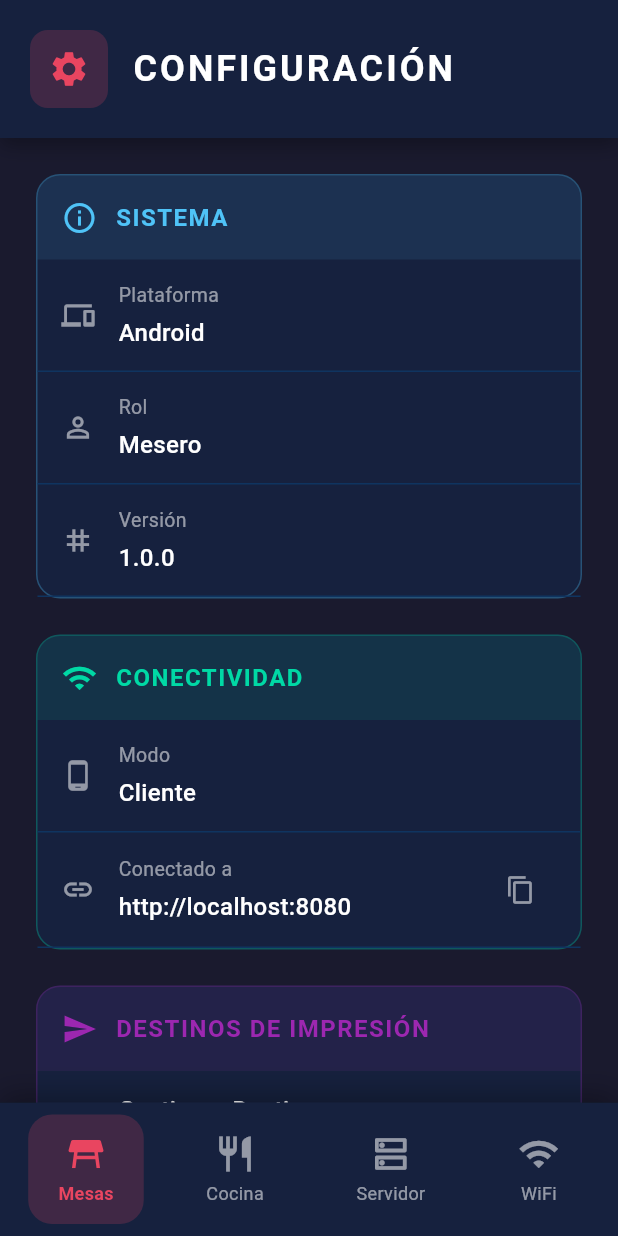
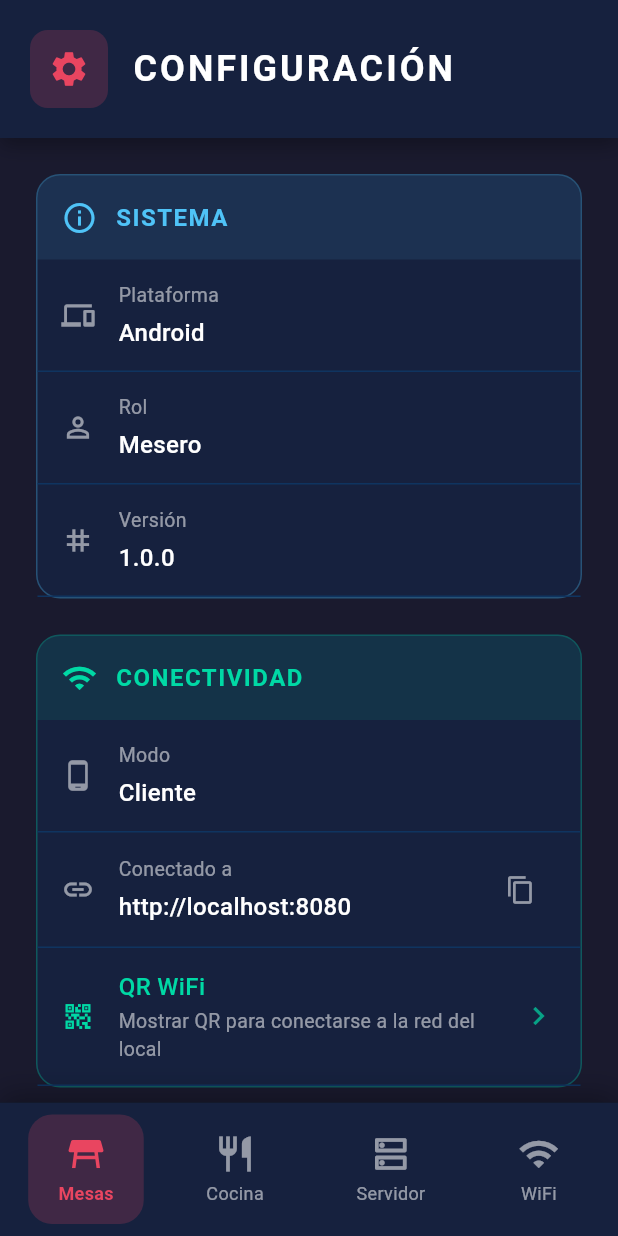
Before and after one commit to gabbocss/caja_DQ, a Flutter app: the ConfiguracionPage screen opened by its route, on a phone screen of 412 x 824 dp. Run offline on Flutter 3.47's test engine with Material 3 defaults, Android fonts, the phone set to English and light mode, and no system bars; our stand-ins replace file_picker, get_it, go_router, isar, qr_flutter, shared_preferences and 2 more; missing offline and left inert: shelf_router; accounts and stored records are empty; generated files the repository leaves out were written again.

Commit message:
version final primer sabado 1

```diff
--- a/lib/core/navigation/navigation_shell.dart
+++ b/lib/core/navigation/navigation_shell.dart
@@ -99,6 +99,7 @@ class NavigationShell extends StatelessWidget {
       return 0; // Mesas (0), Cocina (1), Servidor (2), WiFi (3)
     }
     if (location.startsWith(AppRoutes.configuracion)) return _isWebFlow ? 1 : 2;
+    if (location.startsWith(AppRoutes.wifiQr)) return 3; // desktop: WiFi (4º tab)
     return _isWebFlow ? 0 : 0; // web: cocina=0; desktop: pedidos=0
   }
 
@@ -143,6 +144,9 @@ class NavigationShell extends StatelessWidget {
         break;
       case 2:
         context.go(AppRoutes.configuracion);
+        break;
+      case 3:
+        context.go(AppRoutes.wifiQr);
         break;
     }
   }
@@ -209,6 +213,12 @@ class NavigationShell extends StatelessWidget {
                   label: Text('Config'),
                   padding: EdgeInsets.symmetric(vertical: 8),
                 ),
+                NavigationRailDestination(
+                  icon: Icon(Icons.wifi_outlined),
+                  selectedIcon: Icon(Icons.wifi),
+                  label: Text('WiFi'),
+                  padding: EdgeInsets.symmetric(vertical: 8),
+                ),
               ];
 
     return Container(
@@ -260,7 +270,7 @@ class NavigationShell extends StatelessWidget {
   }
 
   Widget _buildBottomNavigation(BuildContext context, int selectedIndex) {
-    final maxIndex = _isMobileFlow ? 3 : (_isWebFlow ? 1 : 2);
+    final maxIndex = _isMobileFlow ? 3 : (_isWebFlow ? 1 : 3); // desktop: 4 tabs (Pedidos,Cocina,Config,WiFi)
     final safeIndex = selectedIndex.clamp(0, maxIndex);
 
     return Container(
@@ -295,6 +305,7 @@ class NavigationShell extends StatelessWidget {
                         _buildNavItem(context, index: 0, selectedIndex: safeIndex, icon: Icons.receipt_long_outlined, selectedIcon: Icons.receipt_long, label: 'Pedidos'),
                         _buildNavItem(context, index: 1, selectedIndex: safeIndex, icon: Icons.restaurant_outlined, selectedIcon: Icons.restaurant, label: 'Cocina'),
                         _buildNavItem(context, index: 2, selectedIndex: safeIndex, icon: Icons.settings_outlined, selectedIcon: Icons.settings, label: 'Config'),
+                        _buildNavItem(context, index: 3, selectedIndex: safeIndex, icon: Icons.wifi_outlined, selectedIcon: Icons.wifi, label: 'WiFi'),
                       ],
           ),
         ),
--- a/lib/features/configuracion/presentation/pages/configuracion_page.dart
+++ b/lib/features/configuracion/presentation/pages/configuracion_page.dart
@@ -102,6 +102,13 @@ class _ConfiguracionPageState extends State<ConfiguracionPage> {
                           Icons.cloud,
                           color: const Color(0xFF4FC3F7),
                         ),
+                      _buildAccionTile(
+                        'QR WiFi',
+                        'Mostrar QR para conectarse a la red del local',
+                        Icons.qr_code_2,
+                        onTap: () => context.go(AppRoutes.wifiQr),
+                        color: const Color(0xFF00D9A5),
+                      ),
                     ],
                   ),
 
```
